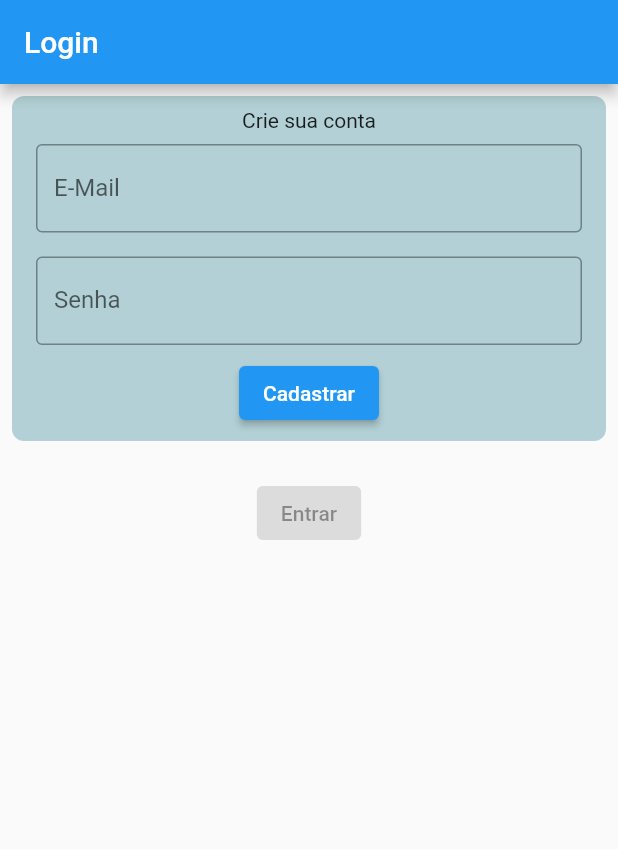
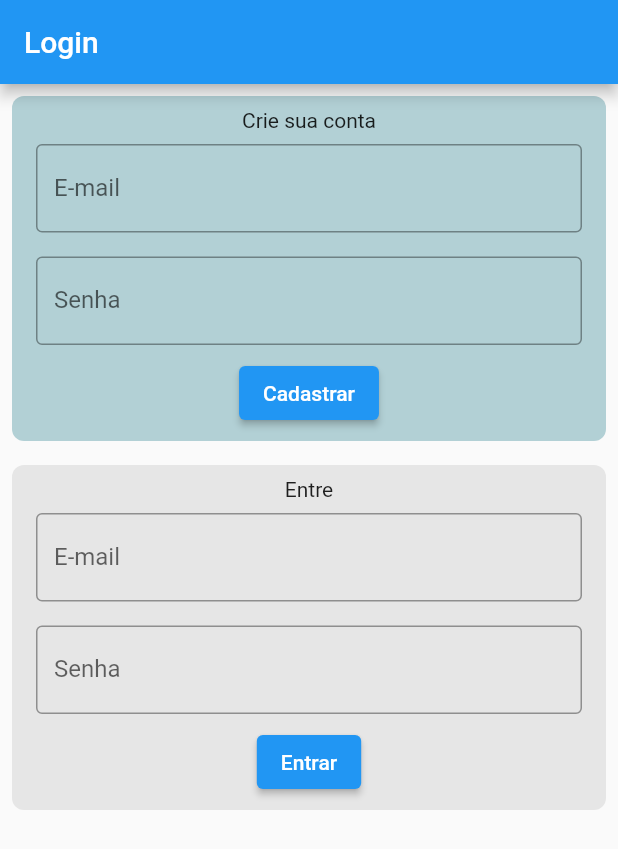
Before and after one commit to leandro-zanardi/cota-frete-dev, a Flutter app: the screen it shows after launch, on a phone screen of 412 x 824 dp. Shown: the top 849 px of the screen. Run offline on Flutter 3.47's test engine with Material 2 defaults, Android fonts, the phone set to English and light mode, and no system bars; our stand-ins replace firebase_core, flutter_mobx, mobx; accounts and stored records are empty; generated files the repository leaves out were written again.

Commit message:
Widgets da tela Login

```diff
--- a/app/lib/store/user.dart
+++ b/app/lib/store/user.dart
@@ -24,4 +24,10 @@ abstract class _UserStore with Store {
     emailRegister = value;
     emailRegisterError = null;
   }
+
+  @action
+  login() {
+    print(" Entrando com Usuario $emailRegister");
+
+  }
 }
--- a/app/lib/views/Login.dart
+++ b/app/lib/views/Login.dart
@@ -21,8 +21,8 @@ class Login extends StatelessWidget {
           children: <Widget>[
             Container(
               decoration: const BoxDecoration(
-                color: const Color.fromARGB(255, 178, 208, 213),
-                borderRadius: const BorderRadius.all(const Radius.circular(8)),
+                color: Color.fromARGB(255, 178, 208, 213),
+                borderRadius: BorderRadius.all(Radius.circular(8)),
               ),
               width: MediaQuery.of(context).size.width,
               padding: const EdgeInsets.all(8),
@@ -34,20 +34,16 @@ class Login extends StatelessWidget {
                   const Text("Crie sua conta"),
                   Padding(
                     padding: EdgeInsets.all(8.0),
-                    child: Observer(
-                      builder: (context) {
-                        return TextField(
-                          onChanged: (value) => userStore.validateEmail(value),
-
-                          decoration: InputDecoration(
+                    child: Observer(builder: (context) {
+                      return TextField(
+                        onChanged: (value) => userStore.validateEmail(value),
+                        decoration: InputDecoration(
                             border: OutlineInputBorder(
-                              borderSide: BorderSide(color: Colors.white)),
-                            labelText: 'E-Mail',
-                            errorText: userStore.emailRegisterError
-                          ),
-                        );
-                      }
-                    ),
+                                borderSide: BorderSide(color: Colors.white)),
+                            labelText: 'E-mail',
+                            errorText: userStore.emailRegisterError),
+                      );
+                    }),
                   ),
                   const Padding(
                     padding: EdgeInsets.all(8.0),
@@ -67,12 +63,46 @@ class Login extends StatelessWidget {
               ),
             ),
             Container(
+              decoration: BoxDecoration(
+                color: Color.fromARGB(255, 230, 230, 230),
+                borderRadius: BorderRadius.all(Radius.circular(8)),
+              ),
+              width: MediaQuery.of(context).size.width,
               padding: const EdgeInsets.all(8),
               margin: const EdgeInsets.all(8),
               child: Column(
-                children: const [
+                mainAxisAlignment: MainAxisAlignment.spaceAround,
+                mainAxisSize: MainAxisSize.max,
+                children: [
+                  const Text("Entre"),
+                  Padding(
+                    padding: EdgeInsets.all(8.0),
+                    child: Observer(builder: (context) {
+                      return TextField(
+                        onChanged: (value) => userStore.validateEmail(value),
+                        decoration: InputDecoration(
+                            border: OutlineInputBorder(
+                                borderSide: BorderSide(color: Colors.white)),
+                            labelText: 'E-mail',
+                            errorText: userStore.emailRegisterError),
+                      );
+                    }),
+                  ),
+                  const Padding(
+                    padding: EdgeInsets.all(8.0),
+                    child: TextField(
+                      obscureText: true,
+                      decoration: InputDecoration(
+                          border: OutlineInputBorder(
+                              borderSide: BorderSide(color: Colors.white)),
+                          labelText: 'Senha'),
+                    ),
+                  ),
                   ElevatedButton(
-                    onPressed: null,
+                    onPressed: () {
+                      userStore.login();
+                      Navigator.pushReplacementNamed(context, '/home');
+                    },
                     child: Text("Entrar"),
                   )
                 ],
```
